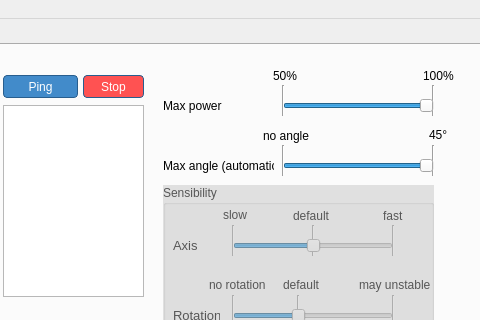
DGIProject/DGIPyDrOneQt, file dgipydrone.ui: the form before one commit; both pictures show x 479 to 959 and y 0 to 320 of the 959 by 440 pixel window.
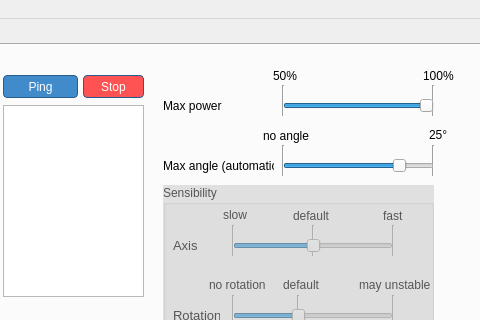
The form after the commit.

What changed in the file:
```diff
--- a/dgipydrone.ui
+++ b/dgipydrone.ui
@@ -835,10 +835,10 @@
        </rect>
       </property>
       <property name="maximum">
-       <number>45</number>
+       <number>25</number>
       </property>
       <property name="value">
-       <number>45</number>
+       <number>20</number>
       </property>
       <property name="orientation">
        <enum>Qt::Horizontal</enum>
@@ -1293,7 +1293,7 @@
        </rect>
       </property>
       <property name="text">
-       <string>45°</string>
+       <string>25°</string>
       </property>
      </widget>
      <zorder>line_12</zorder>
```
